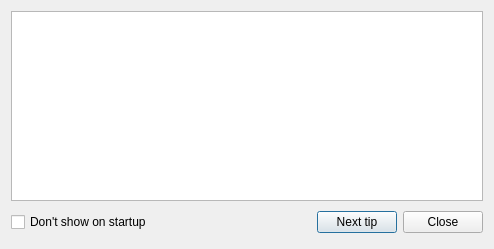
Old version of the form muse2/muse/widgets/didyouknow.ui in the repository emrum/muse.
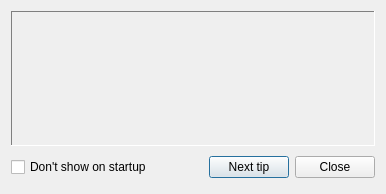
New version of the form.

```diff
--- a/muse2/muse/widgets/didyouknow.ui
+++ b/muse2/muse/widgets/didyouknow.ui
@@ -6,63 +6,480 @@
    <rect>
     <x>0</x>
     <y>0</y>
-    <width>494</width>
-    <height>249</height>
+    <width>386</width>
+    <height>194</height>
    </rect>
   </property>
   <property name="windowTitle">
    <string>Did you know?</string>
   </property>
-  <layout class="QVBoxLayout">
-   <item>
-    <layout class="QVBoxLayout">
+  <layout class="QGridLayout" name="gridLayout">
+   <item row="0" column="0">
+    <widget class="QLabel" name="tipText">
+     <property name="palette">
+      <palette>
+       <active>
+        <colorrole role="WindowText">
+         <brush brushstyle="SolidPattern">
+          <color alpha="255">
+           <red>0</red>
+           <green>0</green>
+           <blue>0</blue>
+          </color>
+         </brush>
+        </colorrole>
+        <colorrole role="Button">
+         <brush brushstyle="SolidPattern">
+          <color alpha="255">
+           <red>255</red>
+           <green>255</green>
+           <blue>255</blue>
+          </color>
+         </brush>
+        </colorrole>
+        <colorrole role="Light">
+         <brush brushstyle="SolidPattern">
+          <color alpha="255">
+           <red>255</red>
+           <green>255</green>
+           <blue>255</blue>
+          </color>
+         </brush>
+        </colorrole>
+        <colorrole role="Midlight">
+         <brush brushstyle="SolidPattern">
+          <color alpha="255">
+           <red>255</red>
+           <green>255</green>
+           <blue>255</blue>
+          </color>
+         </brush>
+        </colorrole>
+        <colorrole role="Dark">
+         <brush brushstyle="SolidPattern">
+          <color alpha="255">
+           <red>127</red>
+           <green>127</green>
+           <blue>127</blue>
+          </color>
+         </brush>
+        </colorrole>
+        <colorrole role="Mid">
+         <brush brushstyle="SolidPattern">
+          <color alpha="255">
+           <red>170</red>
+           <green>170</green>
+           <blue>170</blue>
+          </color>
+         </brush>
+        </colorrole>
+        <colorrole role="Text">
+         <brush brushstyle="SolidPattern">
+          <color alpha="255">
+           <red>0</red>
+           <green>0</green>
+           <blue>0</blue>
+          </color>
+         </brush>
+        </colorrole>
+        <colorrole role="BrightText">
+         <brush brushstyle="SolidPattern">
+          <color alpha="255">
+           <red>255</red>
+           <green>255</green>
+           <blue>255</blue>
+          </color>
+         </brush>
+        </colorrole>
+        <colorrole role="ButtonText">
+         <brush brushstyle="SolidPattern">
+          <color alpha="255">
+           <red>0</red>
+           <green>0</green>
+           <blue>0</blue>
+          </color>
+         </brush>
+        </colorrole>
+        <colorrole role="Base">
+         <brush brushstyle="SolidPattern">
+          <color alpha="255">
+           <red>255</red>
+           <green>255</green>
+           <blue>255</blue>
+          </color>
+         </brush>
+        </colorrole>
+        <colorrole role="Window">
+         <brush brushstyle="SolidPattern">
+          <color alpha="255">
+           <red>255</red>
+           <green>255</green>
+           <blue>255</blue>
+          </color>
+         </brush>
+        </colorrole>
+        <colorrole role="Shadow">
+         <brush brushstyle="SolidPattern">
+          <color alpha="255">
+           <red>0</red>
+           <green>0</green>
+           <blue>0</blue>
+          </color>
+         </brush>
+        </colorrole>
+        <colorrole role="AlternateBase">
+         <brush brushstyle="SolidPattern">
+          <color alpha="255">
+           <red>255</red>
+           <green>255</green>
+           <blue>255</blue>
+          </color>
+         </brush>
+        </colorrole>
+        <colorrole role="ToolTipBase">
+         <brush brushstyle="SolidPattern">
+          <color alpha="255">
+           <red>255</red>
+           <green>255</green>
+           <blue>220</blue>
+          </color>
+         </brush>
+        </colorrole>
+        <colorrole role="ToolTipText">
+         <brush brushstyle="SolidPattern">
+          <color alpha="255">
+           <red>0</red>
+           <green>0</green>
+           <blue>0</blue>
+          </color>
+         </brush>
+        </colorrole>
+       </active>
+       <inactive>
+        <colorrole role="WindowText">
+         <brush brushstyle="SolidPattern">
+          <color alpha="255">
+           <red>0</red>
+           <green>0</green>
+           <blue>0</blue>
+          </color>
+         </brush>
+        </colorrole>
+        <colorrole role="Button">
+         <brush brushstyle="SolidPattern">
+          <color alpha="255">
+           <red>255</red>
+           <green>255</green>
+           <blue>255</blue>
+          </color>
+         </brush>
+        </colorrole>
+        <colorrole role="Light">
+         <brush brushstyle="SolidPattern">
+          <color alpha="255">
+           <red>255</red>
+           <green>255</green>
+           <blue>255</blue>
+          </color>
+         </brush>
+        </colorrole>
+        <colorrole role="Midlight">
+         <brush brushstyle="SolidPattern">
+          <color alpha="255">
+           <red>255</red>
+           <green>255</green>
+           <blue>255</blue>
+          </color>
+         </brush>
+        </colorrole>
+        <colorrole role="Dark">
+         <brush brushstyle="SolidPattern">
+          <color alpha="255">
+           <red>127</red>
+           <green>127</green>
+           <blue>127</blue>
+          </color>
+         </brush>
+        </colorrole>
+        <colorrole role="Mid">
+         <brush brushstyle="SolidPattern">
+          <color alpha="255">
+           <red>170</red>
+           <green>170</green>
+           <blue>170</blue>
+          </color>
+         </brush>
+        </colorrole>
+        <colorrole role="Text">
+         <brush brushstyle="SolidPattern">
+          <color alpha="255">
+           <red>0</red>
+           <green>0</green>
+           <blue>0</blue>
+          </color>
+         </brush>
+        </colorrole>
+        <colorrole role="BrightText">
+         <brush brushstyle="SolidPattern">
+          <color alpha="255">
+           <red>255</red>
+           <green>255</green>
+           <blue>255</blue>
+          </color>
+         </brush>
+        </colorrole>
+        <colorrole role="ButtonText">
+         <brush brushstyle="SolidPattern">
+          <color alpha="255">
+           <red>0</red>
+           <green>0</green>
+           <blue>0</blue>
+          </color>
+         </brush>
+        </colorrole>
+        <colorrole role="Base">
+         <brush brushstyle="SolidPattern">
+          <color alpha="255">
+           <red>255</red>
+           <green>255</green>
+           <blue>255</blue>
+          </color>
+         </brush>
+        </colorrole>
+        <colorrole role="Window">
+         <brush brushstyle="SolidPattern">
+          <color alpha="255">
+           <red>255</red>
+           <green>255</green>
+           <blue>255</blue>
+          </color>
+         </brush>
+        </colorrole>
+        <colorrole role="Shadow">
+         <brush brushstyle="SolidPattern">
+          <color alpha="255">
+           <red>0</red>
+           <green>0</green>
+           <blue>0</blue>
+          </color>
+         </brush>
+        </colorrole>
+        <colorrole role="AlternateBase">
+         <brush brushstyle="SolidPattern">
+          <color alpha="255">
+           <red>255</red>
+           <green>255</green>
+           <blue>255</blue>
+          </color>
+         </brush>
+        </colorrole>
+        <colorrole role="ToolTipBase">
+         <brush brushstyle="SolidPattern">
+          <color alpha="255">
+           <red>255</red>
+           <green>255</green>
+           <blue>220</blue>
+          </color>
+         </brush>
+        </colorrole>
+        <colorrole role="ToolTipText">
+         <brush brushstyle="SolidPattern">
+          <color alpha="255">
+           <red>0</red>
+           <green>0</green>
+           <blue>0</blue>
+          </color>
+         </brush>
+        </colorrole>
+       </inactive>
+       <disabled>
+        <colorrole role="WindowText">
+         <brush brushstyle="SolidPattern">
+          <color alpha="255">
+           <red>127</red>
+           <green>127</green>
+           <blue>127</blue>
+          </color>
+         </brush>
+        </colorrole>
+        <colorrole role="Button">
+         <brush brushstyle="SolidPattern">
+          <color alpha="255">
+           <red>255</red>
+           <green>255</green>
+           <blue>255</blue>
+          </color>
+         </brush>
+        </colorrole>
+        <colorrole role="Light">
+         <brush brushstyle="SolidPattern">
+          <color alpha="255">
+           <red>255</red>
+           <green>255</green>
+           <blue>255</blue>
+          </color>
+         </brush>
+        </colorrole>
+        <colorrole role="Midlight">
+         <brush brushstyle="SolidPattern">
+          <color alpha="255">
+           <red>255</red>
+           <green>255</green>
+           <blue>255</blue>
+          </color>
+         </brush>
+        </colorrole>
+        <colorrole role="Dark">
+         <brush brushstyle="SolidPattern">
+          <color alpha="255">
+           <red>127</red>
+           <green>127</green>
+           <blue>127</blue>
+          </color>
+         </brush>
+        </colorrole>
+        <colorrole role="Mid">
+         <brush brushstyle="SolidPattern">
+          <color alpha="255">
+           <red>170</red>
+           <green>170</green>
+           <blue>170</blue>
+          </color>
+         </brush>
+        </colorrole>
+        <colorrole role="Text">
+         <brush brushstyle="SolidPattern">
+          <color alpha="255">
+           <red>127</red>
+           <green>127</green>
+           <blue>127</blue>
+          </color>
+         </brush>
+        </colorrole>
+        <colorrole role="BrightText">
+         <brush brushstyle="SolidPattern">
+          <color alpha="255">
+           <red>255</red>
+           <green>255</green>
+           <blue>255</blue>
+          </color>
+         </brush>
+        </colorrole>
+        <colorrole role="ButtonText">
+         <brush brushstyle="SolidPattern">
+          <color alpha="255">
+           <red>127</red>
+           <green>127</green>
+           <blue>127</blue>
+          </color>
+         </brush>
+        </colorrole>
+        <colorrole role="Base">
+         <brush brushstyle="SolidPattern">
+          <color alpha="255">
+           <red>255</red>
+           <green>255</green>
+           <blue>255</blue>
+          </color>
+         </brush>
+        </colorrole>
+        <colorrole role="Window">
+         <brush brushstyle="SolidPattern">
+          <color alpha="255">
+           <red>255</red>
+           <green>255</green>
+           <blue>255</blue>
+          </color>
+         </brush>
+        </colorrole>
+        <colorrole role="Shadow">
+         <brush brushstyle="SolidPattern">
+          <color alpha="255">
+           <red>0</red>
+           <green>0</green>
+           <blue>0</blue>
+          </color>
+         </brush>
+        </colorrole>
+        <colorrole role="AlternateBase">
+         <brush brushstyle="SolidPattern">
+          <color alpha="255">
+           <red>255</red>
+           <green>255</green>
+           <blue>255</blue>
+          </color>
+         </brush>
+        </colorrole>
+        <colorrole role="ToolTipBase">
+         <brush brushstyle="SolidPattern">
+          <color alpha="255">
+           <red>255</red>
+           <green>255</green>
+           <blue>220</blue>
+          </color>
+         </brush>
+        </colorrole>
+        <colorrole role="ToolTipText">
+         <brush brushstyle="SolidPattern">
+          <color alpha="255">
+           <red>0</red>
+           <green>0</green>
+           <blue>0</blue>
+          </color>
+         </brush>
+        </colorrole>
+       </disabled>
+      </palette>
+     </property>
+     <property name="frameShape">
+      <enum>QFrame::Panel</enum>
+     </property>
+     <property name="frameShadow">
+      <enum>QFrame::Sunken</enum>
+     </property>
+     <property name="alignment">
+      <set>Qt::AlignLeading|Qt::AlignLeft|Qt::AlignTop</set>
+     </property>
+    </widget>
+   </item>
+   <item row="1" column="0">
+    <layout class="QHBoxLayout">
      <item>
-      <widget class="QTextEdit" name="tipText">
-       <property name="readOnly">
-        <bool>true</bool>
+      <widget class="QCheckBox" name="dontShowCheckBox">
+       <property name="text">
+        <string>Don't show on startup</string>
        </property>
       </widget>
      </item>
      <item>
-      <layout class="QHBoxLayout">
-       <item>
-        <widget class="QCheckBox" name="dontShowCheckBox">
-         <property name="text">
-          <string>Don't show on startup</string>
-         </property>
-        </widget>
-       </item>
-       <item>
-        <spacer name="spacer7">
-         <property name="orientation">
-          <enum>Qt::Horizontal</enum>
-         </property>
-         <property name="sizeType">
-          <enum>QSizePolicy::Expanding</enum>
-         </property>
-         <property name="sizeHint" stdset="0">
-          <size>
-           <width>121</width>
-           <height>31</height>
-          </size>
-         </property>
-        </spacer>
-       </item>
-       <item>
-        <widget class="QPushButton" name="nextButton">
-         <property name="text">
-          <string>Next tip</string>
-         </property>
-        </widget>
-       </item>
-       <item>
-        <widget class="QPushButton" name="closeButton">
-         <property name="text">
-          <string>Close</string>
-         </property>
-        </widget>
-       </item>
-      </layout>
+      <spacer name="spacer7">
+       <property name="orientation">
+        <enum>Qt::Horizontal</enum>
+       </property>
+       <property name="sizeType">
+        <enum>QSizePolicy::Expanding</enum>
+       </property>
+       <property name="sizeHint" stdset="0">
+        <size>
+         <width>121</width>
+         <height>31</height>
+        </size>
+       </property>
+      </spacer>
+     </item>
+     <item>
+      <widget class="QPushButton" name="nextButton">
+       <property name="text">
+        <string>Next tip</string>
+       </property>
+      </widget>
+     </item>
+     <item>
+      <widget class="QPushButton" name="closeButton">
+       <property name="text">
+        <string>Close</string>
+       </property>
+      </widget>
      </item>
     </layout>
    </item>
```
